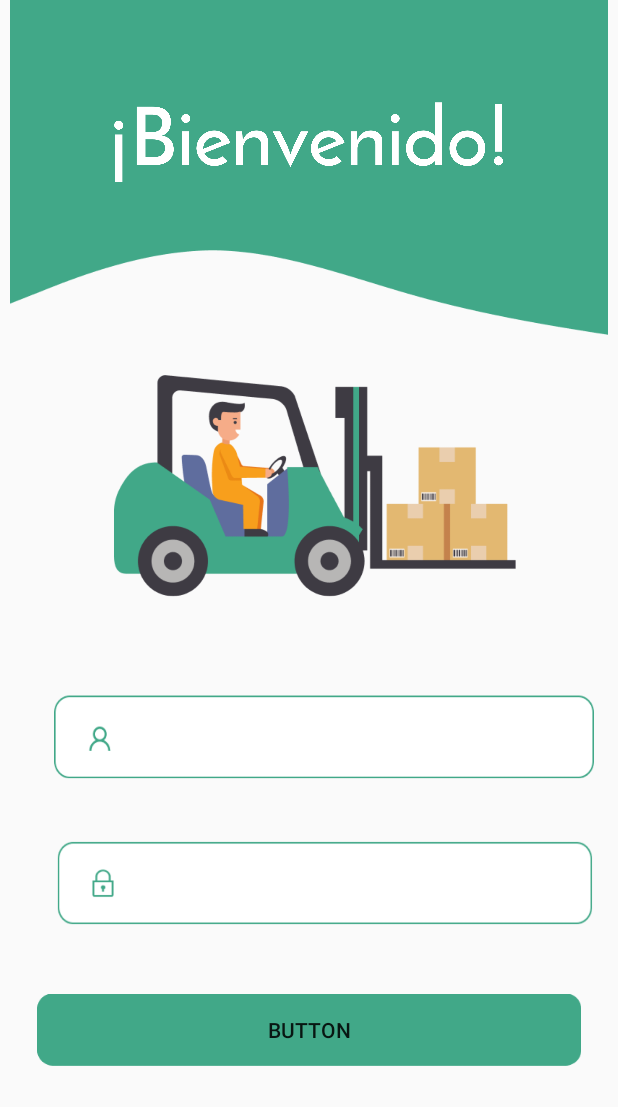
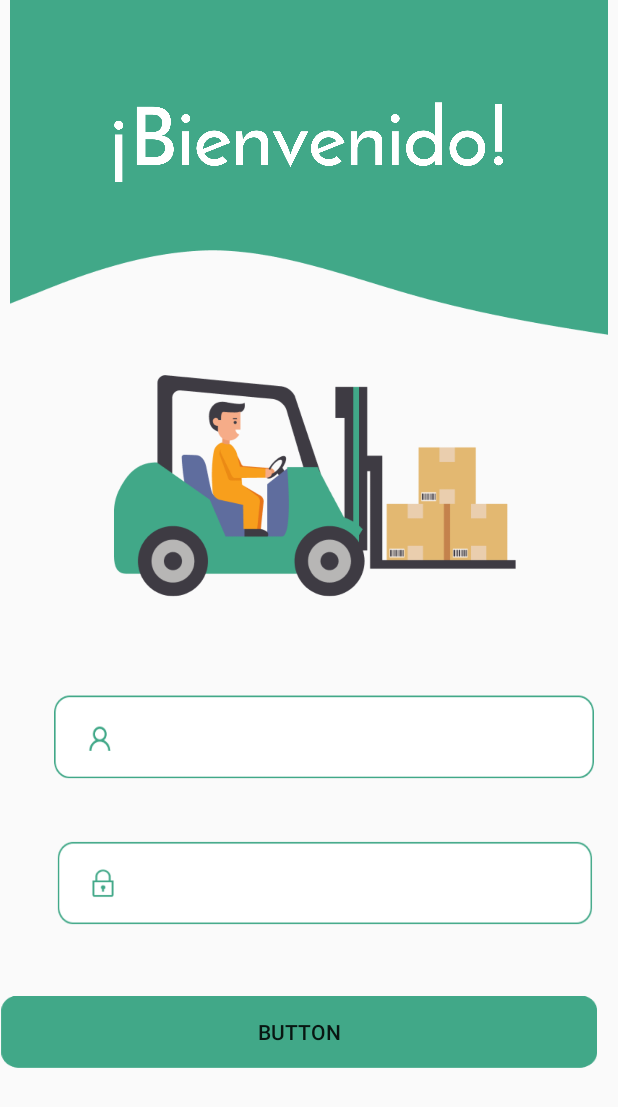
Before and after one commit to serg1o99/SMControl, an Android app: the screen it shows after launch (MainActivity), on a phone screen of 412 x 824 dp. Shown: the top 1107 px of the screen. Run offline under Robolectric (Android 15) with nearby library versions, the phone set to English and light mode, and no system bars.

Commit message:
3er commit

```diff
--- a/app/src/main/res/layout/activity_main.xml
+++ b/app/src/main/res/layout/activity_main.xml
@@ -40,16 +40,12 @@
         android:layout_width="wrap_content"
         android:layout_height="52dp"
         android:layout_below="@+id/editTextTextPassword"
-        android:layout_alignParentStart="true"
-        android:layout_alignParentLeft="true"
         android:layout_alignParentEnd="true"
         android:layout_alignParentRight="true"
         android:layout_centerHorizontal="true"
-        android:layout_marginStart="24dp"
-        android:layout_marginLeft="24dp"
-        android:layout_marginTop="42dp"
-        android:layout_marginEnd="24dp"
-        android:layout_marginRight="24dp"
+        android:layout_marginTop="43dp"
+        android:layout_marginEnd="13dp"
+        android:layout_marginRight="13dp"
         android:background="@drawable/btn_logear"
         android:text="Button"
         app:backgroundTint="@color/teal_200" />
```
